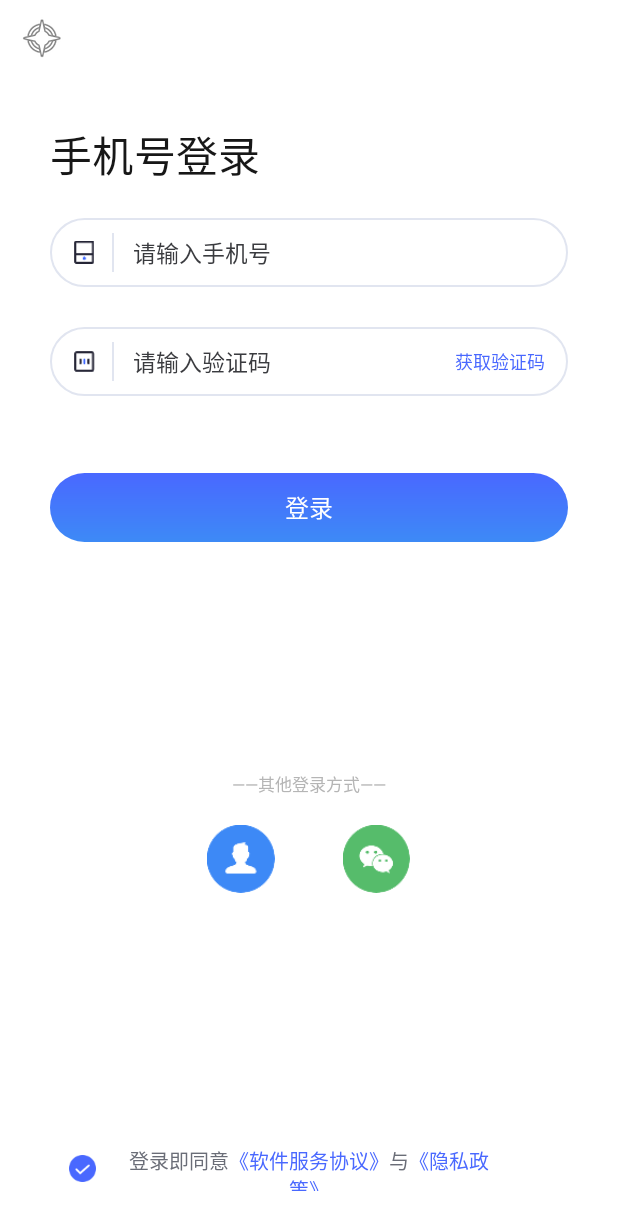
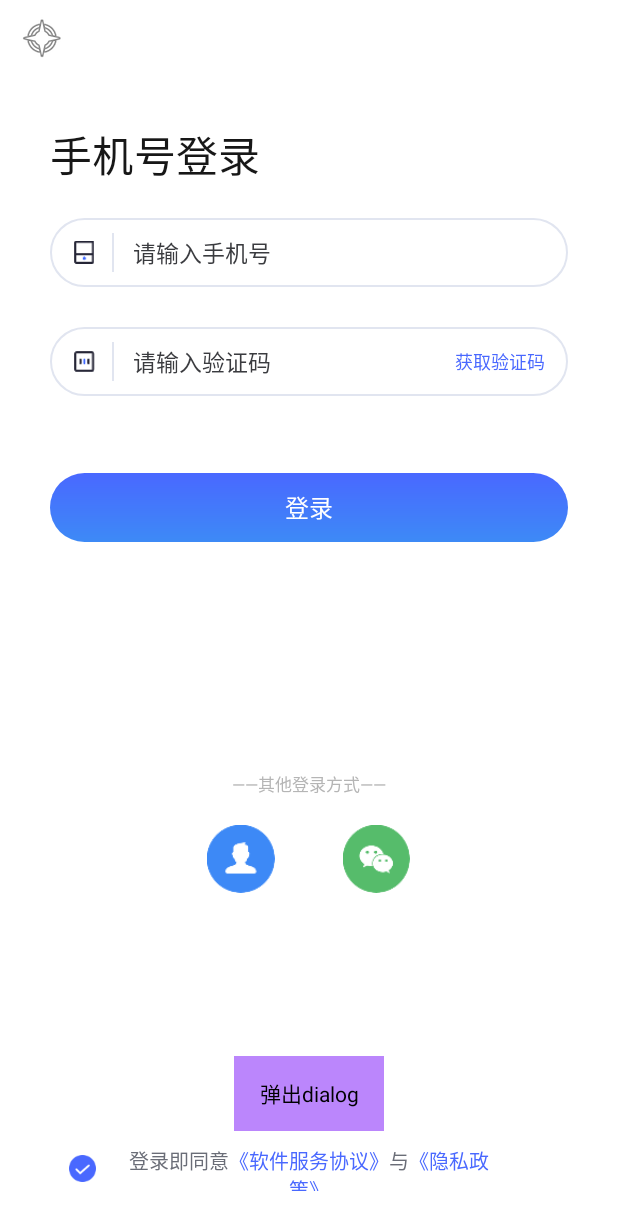
Before and after one commit to littleZhangqq/AndroidStudyPlan, an Android app: the LoginActivity screen opened directly, with no data from a screen before it, on a phone screen of 412 x 824 dp. Shown: the top 1230 px of the screen. Run offline under Robolectric (Android 15) with nearby library versions, the phone set to English and light mode, and no system bars.

Commit message:
相机调用。开启相机权限，添加dialog自定义，原生dialog使用，及淡入淡出动画的style文件等

```diff
--- /dev/null
+++ b/app/src/main/res/anim/bottom_push_in.xml
@@ -0,0 +1,9 @@
+<?xml version ="1.0" encoding ="utf-8"?><!--  Learn More about how to use App Actions: https://developer.android.com/guide/actions/index.html -->
+
+<!-- 上下滑入式 -->
+<set xmlns:android="http://schemas.android.com/apk/res/android" >
+    <translate
+        android:duration="200"
+        android:fromYDelta="50%p"
+        android:toYDelta="0" />
+</set>
--- /dev/null
+++ b/app/src/main/res/anim/bottom_push_out.xml
@@ -0,0 +1,8 @@
+<?xml version ="1.0" encoding ="utf-8"?>
+<!-- 上下滑入式 -->
+<set xmlns:android="http://schemas.android.com/apk/res/android" >
+    <translate
+        android:duration="200"
+        android:fromYDelta="0"
+        android:toYDelta="50%p" />
+</set>
--- a/app/src/main/res/layout/activity_login.xml
+++ b/app/src/main/res/layout/activity_login.xml
@@ -209,4 +209,17 @@
         android:text="登录即同意《软件服务协议》与《隐私政策》"
         android:textColor="#6A6D77"
         android:textSize="13sp" />
+
+    <TextView
+        android:layout_width="100dp"
+        android:layout_height="50dp"
+        android:text="弹出dialog"
+        android:textColor="@color/black"
+        android:gravity="center"
+        android:layout_alignParentBottom="true"
+        android:layout_marginBottom="70dp"
+        android:layout_centerHorizontal="true"
+        android:background="@color/purple_200"
+        android:id="@+id/showDialog"
+        />
 </RelativeLayout>
--- /dev/null
+++ b/app/src/main/res/values/styles.xml
@@ -0,0 +1,23 @@
+<?xml version="1.0" encoding="utf-8"?>
+<resources>
+    <style name="BottomPushDialogStyle">
+        <item name="android:windowBackground">@android:color/transparent</item>
+        <item name="android:windowFrame">@null</item>
+        <item name="android:windowNoTitle">true</item>
+        <item name="android:windowIsFloating">true</item>
+        <item name="android:windowIsTranslucent">true</item>
+        <item name="android:windowContentOverlay">@null</item>
+        <item name="android:windowAnimationStyle">@style/AnimBottom</item>
+        <item name="android:backgroundDimEnabled">true</item>
+    </style>
+
+    <style name="AnimBottom" parent="@android:style/Animation">
+        <!--上滑动画-->
+        <item name="android:windowEnterAnimation">@anim/bottom_push_in</item>
+        <!--下滑动画-->
+        <item name="android:windowExitAnimation">@anim/bottom_push_out</item>
+    </style>
+
+
+
+</resources>
```
Also changed, not shown: app/src/main/AndroidManifest.xml (+7 -0 lines), app/src/main/java/Util/DialogUtil.java (added, +21 -0 lines), app/src/main/java/Util/SweetDialog.java (added, +30 -0 lines), app/src/main/java/com/example/studyplan/LoginActivity.java (+53 -2 lines), app/src/main/java/com/example/studyplan/MainActivity.java (+5 -2 lines), app/src/main/java/com/example/studyplan/TakePhoto.java (added, +123 -0 lines), app/src/main/res/layout/activity_take_photo.xml (added, +21 -0 lines), app/src/main/res/layout/default_actionsheet.xml (added, +37 -0 lines), app/src/main/res/layout/test_actionsheet.xml (added, +33 -0 lines).
